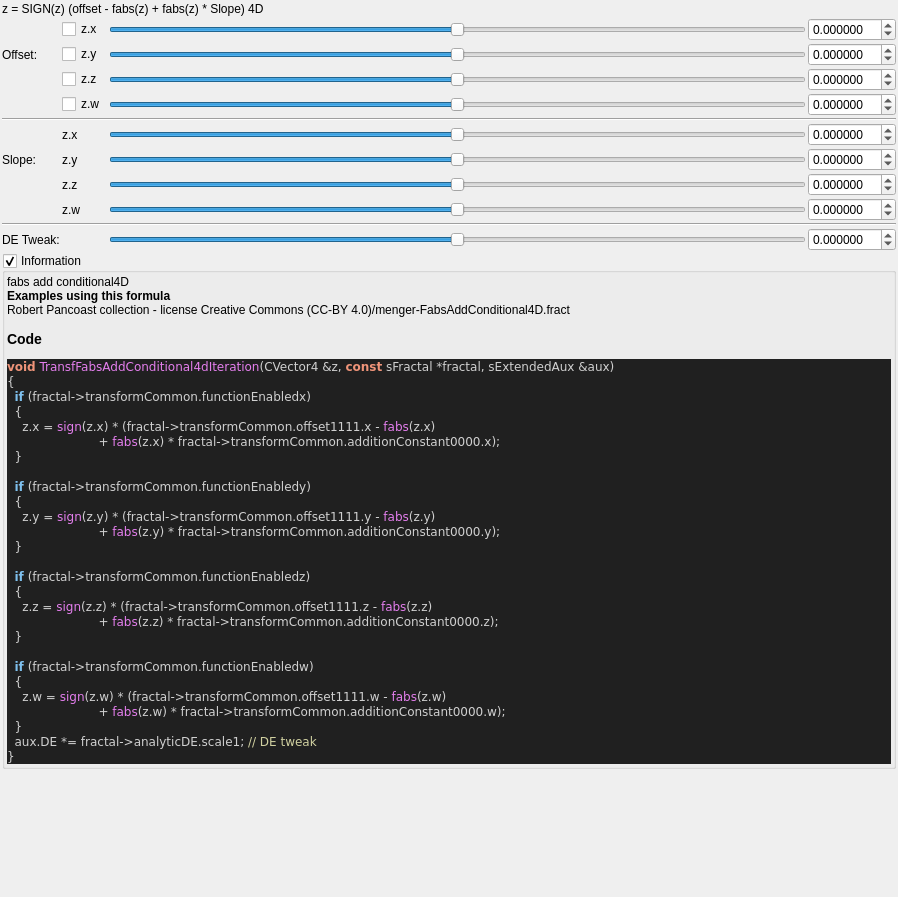
Old version of the form mandelbulber2/formula/ui/fractal_transf_fabs_add_conditional4d.ui in the repository buddhi1980/mandelbulber2.
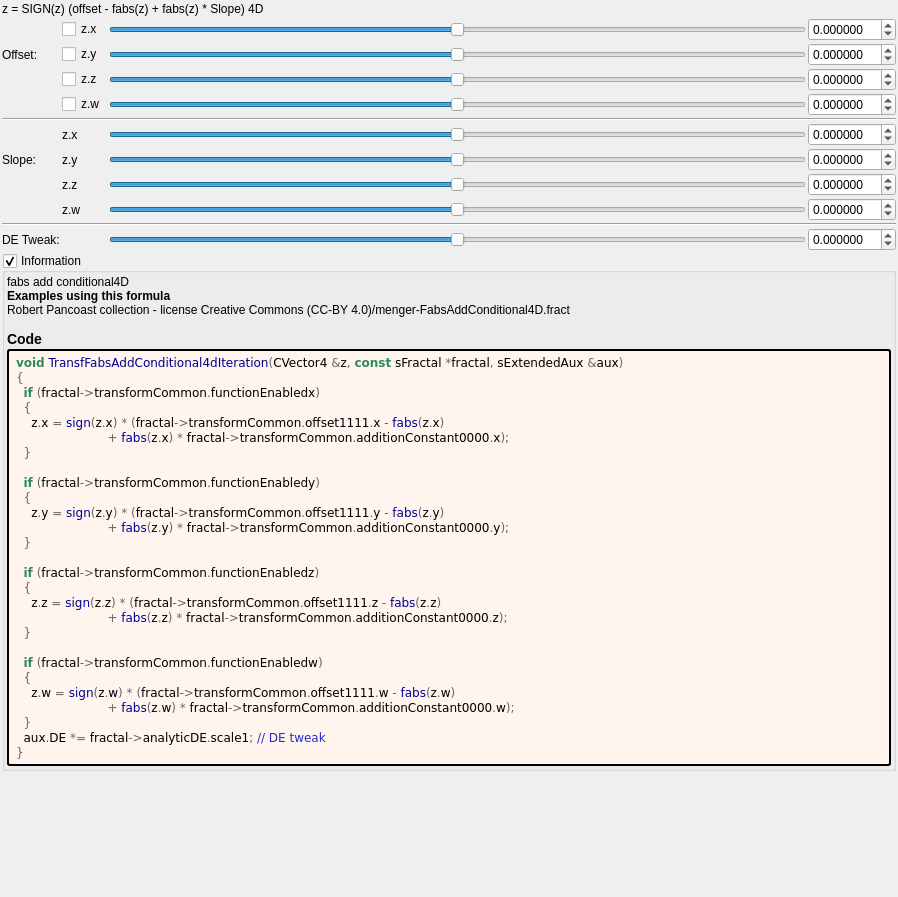
New version of the form. Custom widgets are drawn as their Qt base class.

The edit to the form file:
```diff
--- a/mandelbulber2/formula/ui/fractal_transf_fabs_add_conditional4d.ui
+++ b/mandelbulber2/formula/ui/fractal_transf_fabs_add_conditional4d.ui
@@ -639,39 +639,54 @@
        <number>2</number>
       </property>
       <item>
-       <widget class="QLabel" name="label_code_content">
+	   <widget class="QLabel" name="label_information_general">
         <property name="text">
          <string notr="true">&lt;p&gt;fabs add conditional4D&lt;/p&gt;&lt;table&gt;
 &lt;/table&gt;
-&lt;br&gt;&lt;b&gt;Examples using this formula&lt;/b&gt;&lt;br&gt;Robert Pancoast collection - license Creative Commons (CC-BY 4.0)/menger-FabsAddConditional4D.fract&lt;h3&gt;Code&lt;/h3&gt;
-&lt;body style=&quot;background-color:#202020&quot;&gt;
-&lt;pre style=&quot;color:#d0d0d0; background-color:#202020;  font-family:'Courier New',monospace;&quot;&gt;&lt;span style=&quot;color:#f09479; font-weight:bold&quot;&gt;void&lt;/span&gt; &lt;span style=&quot;color:#e47eed&quot;&gt;TransfFabsAddConditional4dIteration&lt;/span&gt;&lt;span style=&quot;color:#d0d0d0&quot;&gt;(&lt;/span&gt;CVector4 &lt;span style=&quot;color:#d0d0d0&quot;&gt;&amp;amp;&lt;/span&gt;z&lt;span style=&quot;color:#d0d0d0&quot;&gt;,&lt;/span&gt; &lt;span style=&quot;color:#f09479; font-weight:bold&quot;&gt;const&lt;/span&gt; sFractal &lt;span style=&quot;color:#d0d0d0&quot;&gt;*&lt;/span&gt;fractal&lt;span style=&quot;color:#d0d0d0&quot;&gt;,&lt;/span&gt; sExtendedAux &lt;span style=&quot;color:#d0d0d0&quot;&gt;&amp;amp;&lt;/span&gt;aux&lt;span style=&quot;color:#d0d0d0&quot;&gt;)&lt;/span&gt;
-&lt;span style=&quot;color:#d0d0d0&quot;&gt;{&lt;/span&gt;
-  &lt;span style=&quot;color:#7ec0ee; font-weight:bold&quot;&gt;if&lt;/span&gt; &lt;span style=&quot;color:#d0d0d0&quot;&gt;(&lt;/span&gt;fractal&lt;span style=&quot;color:#d0d0d0&quot;&gt;-&amp;gt;&lt;/span&gt;transformCommon&lt;span style=&quot;color:#d0d0d0&quot;&gt;.&lt;/span&gt;functionEnabledx&lt;span style=&quot;color:#d0d0d0&quot;&gt;)&lt;/span&gt;
-  &lt;span style=&quot;color:#d0d0d0&quot;&gt;{&lt;/span&gt;
-    z&lt;span style=&quot;color:#d0d0d0&quot;&gt;.&lt;/span&gt;x &lt;span style=&quot;color:#d0d0d0&quot;&gt;=&lt;/span&gt; &lt;span style=&quot;color:#e47eed&quot;&gt;sign&lt;/span&gt;&lt;span style=&quot;color:#d0d0d0&quot;&gt;(&lt;/span&gt;z&lt;span style=&quot;color:#d0d0d0&quot;&gt;.&lt;/span&gt;x&lt;span style=&quot;color:#d0d0d0&quot;&gt;) * (&lt;/span&gt;fractal&lt;span style=&quot;color:#d0d0d0&quot;&gt;-&amp;gt;&lt;/span&gt;transformCommon&lt;span style=&quot;color:#d0d0d0&quot;&gt;.&lt;/span&gt;offset1111&lt;span style=&quot;color:#d0d0d0&quot;&gt;.&lt;/span&gt;x &lt;span style=&quot;color:#d0d0d0&quot;&gt;-&lt;/span&gt; &lt;span style=&quot;color:#e47eed&quot;&gt;fabs&lt;/span&gt;&lt;span style=&quot;color:#d0d0d0&quot;&gt;(&lt;/span&gt;z&lt;span style=&quot;color:#d0d0d0&quot;&gt;.&lt;/span&gt;x&lt;span style=&quot;color:#d0d0d0&quot;&gt;)&lt;/span&gt;
-                        &lt;span style=&quot;color:#d0d0d0&quot;&gt;+&lt;/span&gt; &lt;span style=&quot;color:#e47eed&quot;&gt;fabs&lt;/span&gt;&lt;span style=&quot;color:#d0d0d0&quot;&gt;(&lt;/span&gt;z&lt;span style=&quot;color:#d0d0d0&quot;&gt;.&lt;/span&gt;x&lt;span style=&quot;color:#d0d0d0&quot;&gt;) *&lt;/span&gt; fractal&lt;span style=&quot;color:#d0d0d0&quot;&gt;-&amp;gt;&lt;/span&gt;transformCommon&lt;span style=&quot;color:#d0d0d0&quot;&gt;.&lt;/span&gt;additionConstant0000&lt;span style=&quot;color:#d0d0d0&quot;&gt;.&lt;/span&gt;x&lt;span style=&quot;color:#d0d0d0&quot;&gt;);&lt;/span&gt;
-  &lt;span style=&quot;color:#d0d0d0&quot;&gt;}&lt;/span&gt;
+&lt;br&gt;&lt;b&gt;Examples using this formula&lt;/b&gt;&lt;br&gt;Robert Pancoast collection - license Creative Commons (CC-BY 4.0)/menger-FabsAddConditional4D.fract&lt;h3&gt;Code&lt;/h3&gt;</string>
+		</property>
+		<property name="wordWrap">
+		 <bool>true</bool>
+		</property>
+		<property name="openExternalLinks">
+		 <bool>true</bool>
+		</property>
+		<property name="textInteractionFlags">
+		 <set>Qt::LinksAccessibleByMouse|Qt::TextSelectableByMouse</set>
+		</property>
+		</widget>
+	   </item>
+	   <item>
+	    <widget class="QLabel" name="label_code_content">
+		 <property name="text">
+		  <string notr="true">&lt;body style=&quot;background-color:#fff5ee&quot;&gt;
+&lt;pre style=&quot;color:#000000; background-color:#fff5ee;  font-family:'Courier New',monospace;&quot;&gt;&lt;span style=&quot;color:#2e8b57; font-weight:bold&quot;&gt;void&lt;/span&gt; &lt;span style=&quot;color:#00008f&quot;&gt;TransfFabsAddConditional4dIteration&lt;/span&gt;&lt;span style=&quot;color:#676767&quot;&gt;(&lt;/span&gt;CVector4 &lt;span style=&quot;color:#676767&quot;&gt;&amp;amp;&lt;/span&gt;z&lt;span style=&quot;color:#676767&quot;&gt;,&lt;/span&gt; &lt;span style=&quot;color:#2e8b57; font-weight:bold&quot;&gt;const&lt;/span&gt; sFractal &lt;span style=&quot;color:#676767&quot;&gt;*&lt;/span&gt;fractal&lt;span style=&quot;color:#676767&quot;&gt;,&lt;/span&gt; sExtendedAux &lt;span style=&quot;color:#676767&quot;&gt;&amp;amp;&lt;/span&gt;aux&lt;span style=&quot;color:#676767&quot;&gt;)&lt;/span&gt;
+&lt;span style=&quot;color:#676767&quot;&gt;{&lt;/span&gt;
+  &lt;span style=&quot;color:#2e8b57; font-weight:bold&quot;&gt;if&lt;/span&gt; &lt;span style=&quot;color:#676767&quot;&gt;(&lt;/span&gt;fractal&lt;span style=&quot;color:#676767&quot;&gt;-&amp;gt;&lt;/span&gt;transformCommon&lt;span style=&quot;color:#676767&quot;&gt;.&lt;/span&gt;functionEnabledx&lt;span style=&quot;color:#676767&quot;&gt;)&lt;/span&gt;
+  &lt;span style=&quot;color:#676767&quot;&gt;{&lt;/span&gt;
+    z&lt;span style=&quot;color:#676767&quot;&gt;.&lt;/span&gt;x &lt;span style=&quot;color:#676767&quot;&gt;=&lt;/span&gt; &lt;span style=&quot;color:#00008f&quot;&gt;sign&lt;/span&gt;&lt;span style=&quot;color:#676767&quot;&gt;(&lt;/span&gt;z&lt;span style=&quot;color:#676767&quot;&gt;.&lt;/span&gt;x&lt;span style=&quot;color:#676767&quot;&gt;) * (&lt;/span&gt;fractal&lt;span style=&quot;color:#676767&quot;&gt;-&amp;gt;&lt;/span&gt;transformCommon&lt;span style=&quot;color:#676767&quot;&gt;.&lt;/span&gt;offset1111&lt;span style=&quot;color:#676767&quot;&gt;.&lt;/span&gt;x &lt;span style=&quot;color:#676767&quot;&gt;-&lt;/span&gt; &lt;span style=&quot;color:#00008f&quot;&gt;fabs&lt;/span&gt;&lt;span style=&quot;color:#676767&quot;&gt;(&lt;/span&gt;z&lt;span style=&quot;color:#676767&quot;&gt;.&lt;/span&gt;x&lt;span style=&quot;color:#676767&quot;&gt;)&lt;/span&gt;
+                        &lt;span style=&quot;color:#676767&quot;&gt;+&lt;/span&gt; &lt;span style=&quot;color:#00008f&quot;&gt;fabs&lt;/span&gt;&lt;span style=&quot;color:#676767&quot;&gt;(&lt;/span&gt;z&lt;span style=&quot;color:#676767&quot;&gt;.&lt;/span&gt;x&lt;span style=&quot;color:#676767&quot;&gt;) *&lt;/span&gt; fractal&lt;span style=&quot;color:#676767&quot;&gt;-&amp;gt;&lt;/span&gt;transformCommon&lt;span style=&quot;color:#676767&quot;&gt;.&lt;/span&gt;additionConstant0000&lt;span style=&quot;color:#676767&quot;&gt;.&lt;/span&gt;x&lt;span style=&quot;color:#676767&quot;&gt;);&lt;/span&gt;
+  &lt;span style=&quot;color:#676767&quot;&gt;}&lt;/span&gt;
 
-  &lt;span style=&quot;color:#7ec0ee; font-weight:bold&quot;&gt;if&lt;/span&gt; &lt;span style=&quot;color:#d0d0d0&quot;&gt;(&lt;/span&gt;fractal&lt;span style=&quot;color:#d0d0d0&quot;&gt;-&amp;gt;&lt;/span&gt;transformCommon&lt;span style=&quot;color:#d0d0d0&quot;&gt;.&lt;/span&gt;functionEnabledy&lt;span style=&quot;color:#d0d0d0&quot;&gt;)&lt;/span&gt;
-  &lt;span style=&quot;color:#d0d0d0&quot;&gt;{&lt;/span&gt;
-    z&lt;span style=&quot;color:#d0d0d0&quot;&gt;.&lt;/span&gt;y &lt;span style=&quot;color:#d0d0d0&quot;&gt;=&lt;/span&gt; &lt;span style=&quot;color:#e47eed&quot;&gt;sign&lt;/span&gt;&lt;span style=&quot;color:#d0d0d0&quot;&gt;(&lt;/span&gt;z&lt;span style=&quot;color:#d0d0d0&quot;&gt;.&lt;/span&gt;y&lt;span style=&quot;color:#d0d0d0&quot;&gt;) * (&lt;/span&gt;fractal&lt;span style=&quot;color:#d0d0d0&quot;&gt;-&amp;gt;&lt;/span&gt;transformCommon&lt;span style=&quot;color:#d0d0d0&quot;&gt;.&lt;/span&gt;offset1111&lt;span style=&quot;color:#d0d0d0&quot;&gt;.&lt;/span&gt;y &lt;span style=&quot;color:#d0d0d0&quot;&gt;-&lt;/span&gt; &lt;span style=&quot;color:#e47eed&quot;&gt;fabs&lt;/span&gt;&lt;span style=&quot;color:#d0d0d0&quot;&gt;(&lt;/span&gt;z&lt;span style=&quot;color:#d0d0d0&quot;&gt;.&lt;/span&gt;y&lt;span style=&quot;color:#d0d0d0&quot;&gt;)&lt;/span&gt;
-                        &lt;span style=&quot;color:#d0d0d0&quot;&gt;+&lt;/span&gt; &lt;span style=&quot;color:#e47eed&quot;&gt;fabs&lt;/span&gt;&lt;span style=&quot;color:#d0d0d0&quot;&gt;(&lt;/span&gt;z&lt;span style=&quot;color:#d0d0d0&quot;&gt;.&lt;/span&gt;y&lt;span style=&quot;color:#d0d0d0&quot;&gt;) *&lt;/span&gt; fractal&lt;span style=&quot;color:#d0d0d0&quot;&gt;-&amp;gt;&lt;/span&gt;transformCommon&lt;span style=&quot;color:#d0d0d0&quot;&gt;.&lt;/span&gt;additionConstant0000&lt;span style=&quot;color:#d0d0d0&quot;&gt;.&lt;/span&gt;y&lt;span style=&quot;color:#d0d0d0&quot;&gt;);&lt;/span&gt;
-  &lt;span style=&quot;color:#d0d0d0&quot;&gt;}&lt;/span&gt;
+  &lt;span style=&quot;color:#2e8b57; font-weight:bold&quot;&gt;if&lt;/span&gt; &lt;span style=&quot;color:#676767&quot;&gt;(&lt;/span&gt;fractal&lt;span style=&quot;color:#676767&quot;&gt;-&amp;gt;&lt;/span&gt;transformCommon&lt;span style=&quot;color:#676767&quot;&gt;.&lt;/span&gt;functionEnabledy&lt;span style=&quot;color:#676767&quot;&gt;)&lt;/span&gt;
+  &lt;span style=&quot;color:#676767&quot;&gt;{&lt;/span&gt;
+    z&lt;span style=&quot;color:#676767&quot;&gt;.&lt;/span&gt;y &lt;span style=&quot;color:#676767&quot;&gt;=&lt;/span&gt; &lt;span style=&quot;color:#00008f&quot;&gt;sign&lt;/span&gt;&lt;span style=&quot;color:#676767&quot;&gt;(&lt;/span&gt;z&lt;span style=&quot;color:#676767&quot;&gt;.&lt;/span&gt;y&lt;span style=&quot;color:#676767&quot;&gt;) * (&lt;/span&gt;fractal&lt;span style=&quot;color:#676767&quot;&gt;-&amp;gt;&lt;/span&gt;transformCommon&lt;span style=&quot;color:#676767&quot;&gt;.&lt;/span&gt;offset1111&lt;span style=&quot;color:#676767&quot;&gt;.&lt;/span&gt;y &lt;span style=&quot;color:#676767&quot;&gt;-&lt;/span&gt; &lt;span style=&quot;color:#00008f&quot;&gt;fabs&lt;/span&gt;&lt;span style=&quot;color:#676767&quot;&gt;(&lt;/span&gt;z&lt;span style=&quot;color:#676767&quot;&gt;.&lt;/span&gt;y&lt;span style=&quot;color:#676767&quot;&gt;)&lt;/span&gt;
+                        &lt;span style=&quot;color:#676767&quot;&gt;+&lt;/span&gt; &lt;span style=&quot;color:#00008f&quot;&gt;fabs&lt;/span&gt;&lt;span style=&quot;color:#676767&quot;&gt;(&lt;/span&gt;z&lt;span style=&quot;color:#676767&quot;&gt;.&lt;/span&gt;y&lt;span style=&quot;color:#676767&quot;&gt;) *&lt;/span&gt; fractal&lt;span style=&quot;color:#676767&quot;&gt;-&amp;gt;&lt;/span&gt;transformCommon&lt;span style=&quot;color:#676767&quot;&gt;.&lt;/span&gt;additionConstant0000&lt;span style=&quot;color:#676767&quot;&gt;.&lt;/span&gt;y&lt;span style=&quot;color:#676767&quot;&gt;);&lt;/span&gt;
+  &lt;span style=&quot;color:#676767&quot;&gt;}&lt;/span&gt;
 
-  &lt;span style=&quot;color:#7ec0ee; font-weight:bold&quot;&gt;if&lt;/span&gt; &lt;span style=&quot;color:#d0d0d0&quot;&gt;(&lt;/span&gt;fractal&lt;span style=&quot;color:#d0d0d0&quot;&gt;-&amp;gt;&lt;/span&gt;transformCommon&lt;span style=&quot;color:#d0d0d0&quot;&gt;.&lt;/span&gt;functionEnabledz&lt;span style=&quot;color:#d0d0d0&quot;&gt;)&lt;/span&gt;
-  &lt;span style=&quot;color:#d0d0d0&quot;&gt;{&lt;/span&gt;
-    z&lt;span style=&quot;color:#d0d0d0&quot;&gt;.&lt;/span&gt;z &lt;span style=&quot;color:#d0d0d0&quot;&gt;=&lt;/span&gt; &lt;span style=&quot;color:#e47eed&quot;&gt;sign&lt;/span&gt;&lt;span style=&quot;color:#d0d0d0&quot;&gt;(&lt;/span&gt;z&lt;span style=&quot;color:#d0d0d0&quot;&gt;.&lt;/span&gt;z&lt;span style=&quot;color:#d0d0d0&quot;&gt;) * (&lt;/span&gt;fractal&lt;span style=&quot;color:#d0d0d0&quot;&gt;-&amp;gt;&lt;/span&gt;transformCommon&lt;span style=&quot;color:#d0d0d0&quot;&gt;.&lt;/span&gt;offset1111&lt;span style=&quot;color:#d0d0d0&quot;&gt;.&lt;/span&gt;z &lt;span style=&quot;color:#d0d0d0&quot;&gt;-&lt;/span&gt; &lt;span style=&quot;color:#e47eed&quot;&gt;fabs&lt;/span&gt;&lt;span style=&quot;color:#d0d0d0&quot;&gt;(&lt;/span&gt;z&lt;span style=&quot;color:#d0d0d0&quot;&gt;.&lt;/span&gt;z&lt;span style=&quot;color:#d0d0d0&quot;&gt;)&lt;/span&gt;
-                        &lt;span style=&quot;color:#d0d0d0&quot;&gt;+&lt;/span&gt; &lt;span style=&quot;color:#e47eed&quot;&gt;fabs&lt;/span&gt;&lt;span style=&quot;color:#d0d0d0&quot;&gt;(&lt;/span&gt;z&lt;span style=&quot;color:#d0d0d0&quot;&gt;.&lt;/span&gt;z&lt;span style=&quot;color:#d0d0d0&quot;&gt;) *&lt;/span&gt; fractal&lt;span style=&quot;color:#d0d0d0&quot;&gt;-&amp;gt;&lt;/span&gt;transformCommon&lt;span style=&quot;color:#d0d0d0&quot;&gt;.&lt;/span&gt;additionConstant0000&lt;span style=&quot;color:#d0d0d0&quot;&gt;.&lt;/span&gt;z&lt;span style=&quot;color:#d0d0d0&quot;&gt;);&lt;/span&gt;
-  &lt;span style=&quot;color:#d0d0d0&quot;&gt;}&lt;/span&gt;
+  &lt;span style=&quot;color:#2e8b57; font-weight:bold&quot;&gt;if&lt;/span&gt; &lt;span style=&quot;color:#676767&quot;&gt;(&lt;/span&gt;fractal&lt;span style=&quot;color:#676767&quot;&gt;-&amp;gt;&lt;/span&gt;transformCommon&lt;span style=&quot;color:#676767&quot;&gt;.&lt;/span&gt;functionEnabledz&lt;span style=&quot;color:#676767&quot;&gt;)&lt;/span&gt;
+  &lt;span style=&quot;color:#676767&quot;&gt;{&lt;/span&gt;
+    z&lt;span style=&quot;color:#676767&quot;&gt;.&lt;/span&gt;z &lt;span style=&quot;color:#676767&quot;&gt;=&lt;/span&gt; &lt;span style=&quot;color:#00008f&quot;&gt;sign&lt;/span&gt;&lt;span style=&quot;color:#676767&quot;&gt;(&lt;/span&gt;z&lt;span style=&quot;color:#676767&quot;&gt;.&lt;/span&gt;z&lt;span style=&quot;color:#676767&quot;&gt;) * (&lt;/span&gt;fractal&lt;span style=&quot;color:#676767&quot;&gt;-&amp;gt;&lt;/span&gt;transformCommon&lt;span style=&quot;color:#676767&quot;&gt;.&lt;/span&gt;offset1111&lt;span style=&quot;color:#676767&quot;&gt;.&lt;/span&gt;z &lt;span style=&quot;color:#676767&quot;&gt;-&lt;/span&gt; &lt;span style=&quot;color:#00008f&quot;&gt;fabs&lt;/span&gt;&lt;span style=&quot;color:#676767&quot;&gt;(&lt;/span&gt;z&lt;span style=&quot;color:#676767&quot;&gt;.&lt;/span&gt;z&lt;span style=&quot;color:#676767&quot;&gt;)&lt;/span&gt;
+                        &lt;span style=&quot;color:#676767&quot;&gt;+&lt;/span&gt; &lt;span style=&quot;color:#00008f&quot;&gt;fabs&lt;/span&gt;&lt;span style=&quot;color:#676767&quot;&gt;(&lt;/span&gt;z&lt;span style=&quot;color:#676767&quot;&gt;.&lt;/span&gt;z&lt;span style=&quot;color:#676767&quot;&gt;) *&lt;/span&gt; fractal&lt;span style=&quot;color:#676767&quot;&gt;-&amp;gt;&lt;/span&gt;transformCommon&lt;span style=&quot;color:#676767&quot;&gt;.&lt;/span&gt;additionConstant0000&lt;span style=&quot;color:#676767&quot;&gt;.&lt;/span&gt;z&lt;span style=&quot;color:#676767&quot;&gt;);&lt;/span&gt;
+  &lt;span style=&quot;color:#676767&quot;&gt;}&lt;/span&gt;
 
-  &lt;span style=&quot;color:#7ec0ee; font-weight:bold&quot;&gt;if&lt;/span&gt; &lt;span style=&quot;color:#d0d0d0&quot;&gt;(&lt;/span&gt;fractal&lt;span style=&quot;color:#d0d0d0&quot;&gt;-&amp;gt;&lt;/span&gt;transformCommon&lt;span style=&quot;color:#d0d0d0&quot;&gt;.&lt;/span&gt;functionEnabledw&lt;span style=&quot;color:#d0d0d0&quot;&gt;)&lt;/span&gt;
-  &lt;span style=&quot;color:#d0d0d0&quot;&gt;{&lt;/span&gt;
-    z&lt;span style=&quot;color:#d0d0d0&quot;&gt;.&lt;/span&gt;w &lt;span style=&quot;color:#d0d0d0&quot;&gt;=&lt;/span&gt; &lt;span style=&quot;color:#e47eed&quot;&gt;sign&lt;/span&gt;&lt;span style=&quot;color:#d0d0d0&quot;&gt;(&lt;/span&gt;z&lt;span style=&quot;color:#d0d0d0&quot;&gt;.&lt;/span&gt;w&lt;span style=&quot;color:#d0d0d0&quot;&gt;) * (&lt;/span&gt;fractal&lt;span style=&quot;color:#d0d0d0&quot;&gt;-&amp;gt;&lt;/span&gt;transformCommon&lt;span style=&quot;color:#d0d0d0&quot;&gt;.&lt;/span&gt;offset1111&lt;span style=&quot;color:#d0d0d0&quot;&gt;.&lt;/span&gt;w &lt;span style=&quot;color:#d0d0d0&quot;&gt;-&lt;/span&gt; &lt;span style=&quot;color:#e47eed&quot;&gt;fabs&lt;/span&gt;&lt;span style=&quot;color:#d0d0d0&quot;&gt;(&lt;/span&gt;z&lt;span style=&quot;color:#d0d0d0&quot;&gt;.&lt;/span&gt;w&lt;span style=&quot;color:#d0d0d0&quot;&gt;)&lt;/span&gt;
-                        &lt;span style=&quot;color:#d0d0d0&quot;&gt;+&lt;/span&gt; &lt;span style=&quot;color:#e47eed&quot;&gt;fabs&lt;/span&gt;&lt;span style=&quot;color:#d0d0d0&quot;&gt;(&lt;/span&gt;z&lt;span style=&quot;color:#d0d0d0&quot;&gt;.&lt;/span&gt;w&lt;span style=&quot;color:#d0d0d0&quot;&gt;) *&lt;/span&gt; fractal&lt;span style=&quot;color:#d0d0d0&quot;&gt;-&amp;gt;&lt;/span&gt;transformCommon&lt;span style=&quot;color:#d0d0d0&quot;&gt;.&lt;/span&gt;additionConstant0000&lt;span style=&quot;color:#d0d0d0&quot;&gt;.&lt;/span&gt;w&lt;span style=&quot;color:#d0d0d0&quot;&gt;);&lt;/span&gt;
-  &lt;span style=&quot;color:#d0d0d0&quot;&gt;}&lt;/span&gt;
-  aux&lt;span style=&quot;color:#d0d0d0&quot;&gt;.&lt;/span&gt;DE &lt;span style=&quot;color:#d0d0d0&quot;&gt;*=&lt;/span&gt; fractal&lt;span style=&quot;color:#d0d0d0&quot;&gt;-&amp;gt;&lt;/span&gt;analyticDE&lt;span style=&quot;color:#d0d0d0&quot;&gt;.&lt;/span&gt;scale1&lt;span style=&quot;color:#d0d0d0&quot;&gt;;&lt;/span&gt; &lt;span style=&quot;color:#d0d0a0&quot;&gt;// DE tweak&lt;/span&gt;
-&lt;span style=&quot;color:#d0d0d0&quot;&gt;}&lt;/span&gt;
+  &lt;span style=&quot;color:#2e8b57; font-weight:bold&quot;&gt;if&lt;/span&gt; &lt;span style=&quot;color:#676767&quot;&gt;(&lt;/span&gt;fractal&lt;span style=&quot;color:#676767&quot;&gt;-&amp;gt;&lt;/span&gt;transformCommon&lt;span style=&quot;color:#676767&quot;&gt;.&lt;/span&gt;functionEnabledw&lt;span style=&quot;color:#676767&quot;&gt;)&lt;/span&gt;
+  &lt;span style=&quot;color:#676767&quot;&gt;{&lt;/span&gt;
+    z&lt;span style=&quot;color:#676767&quot;&gt;.&lt;/span&gt;w &lt;span style=&quot;color:#676767&quot;&gt;=&lt;/span&gt; &lt;span style=&quot;color:#00008f&quot;&gt;sign&lt;/span&gt;&lt;span style=&quot;color:#676767&quot;&gt;(&lt;/span&gt;z&lt;span style=&quot;color:#676767&quot;&gt;.&lt;/span&gt;w&lt;span style=&quot;color:#676767&quot;&gt;) * (&lt;/span&gt;fractal&lt;span style=&quot;color:#676767&quot;&gt;-&amp;gt;&lt;/span&gt;transformCommon&lt;span style=&quot;color:#676767&quot;&gt;.&lt;/span&gt;offset1111&lt;span style=&quot;color:#676767&quot;&gt;.&lt;/span&gt;w &lt;span style=&quot;color:#676767&quot;&gt;-&lt;/span&gt; &lt;span style=&quot;color:#00008f&quot;&gt;fabs&lt;/span&gt;&lt;span style=&quot;color:#676767&quot;&gt;(&lt;/span&gt;z&lt;span style=&quot;color:#676767&quot;&gt;.&lt;/span&gt;w&lt;span style=&quot;color:#676767&quot;&gt;)&lt;/span&gt;
+                        &lt;span style=&quot;color:#676767&quot;&gt;+&lt;/span&gt; &lt;span style=&quot;color:#00008f&quot;&gt;fabs&lt;/span&gt;&lt;span style=&quot;color:#676767&quot;&gt;(&lt;/span&gt;z&lt;span style=&quot;color:#676767&quot;&gt;.&lt;/span&gt;w&lt;span style=&quot;color:#676767&quot;&gt;) *&lt;/span&gt; fractal&lt;span style=&quot;color:#676767&quot;&gt;-&amp;gt;&lt;/span&gt;transformCommon&lt;span style=&quot;color:#676767&quot;&gt;.&lt;/span&gt;additionConstant0000&lt;span style=&quot;color:#676767&quot;&gt;.&lt;/span&gt;w&lt;span style=&quot;color:#676767&quot;&gt;);&lt;/span&gt;
+  &lt;span style=&quot;color:#676767&quot;&gt;}&lt;/span&gt;
+  aux&lt;span style=&quot;color:#676767&quot;&gt;.&lt;/span&gt;DE &lt;span style=&quot;color:#676767&quot;&gt;*=&lt;/span&gt; fractal&lt;span style=&quot;color:#676767&quot;&gt;-&amp;gt;&lt;/span&gt;analyticDE&lt;span style=&quot;color:#676767&quot;&gt;.&lt;/span&gt;scale1&lt;span style=&quot;color:#676767&quot;&gt;;&lt;/span&gt; &lt;span style=&quot;color:#2929cc&quot;&gt;// DE tweak&lt;/span&gt;
+&lt;span style=&quot;color:#676767&quot;&gt;}&lt;/span&gt;
 &lt;/pre&gt;
 &lt;/body&gt;</string>
         </property>
@@ -684,6 +699,9 @@
         <property name="textInteractionFlags">
          <set>Qt::LinksAccessibleByMouse|Qt::TextSelectableByMouse</set>
         </property>
+		 <property name="styleSheet">
+		  <string notr="true">border-style: outset; border-width: 2px; border-radius: 3px; border-color: black; background-color: #fff5ee; padding: 4px;</string>
+		  </property>
        </widget>
       </item>
      </layout>
```
Lines whose indentation alone changed are shown as unchanged.
